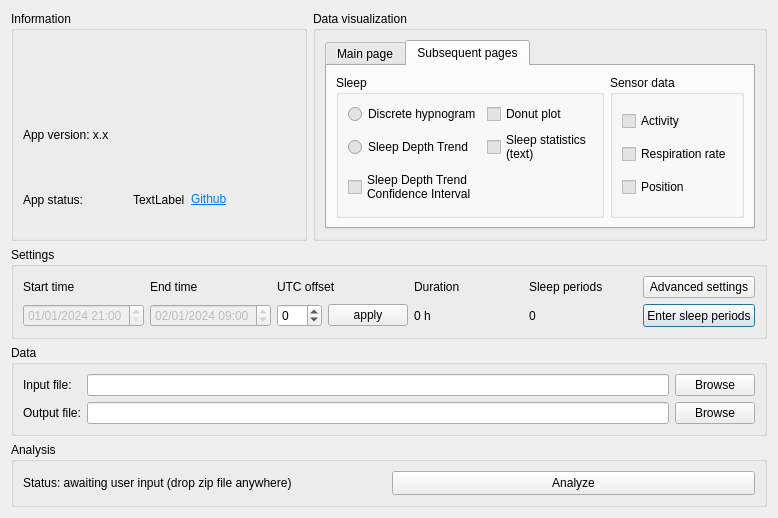
Qt form src/Frontend/Frontend/main_window.ui (matiashaggman/NAPPA-ISA) before a commit.
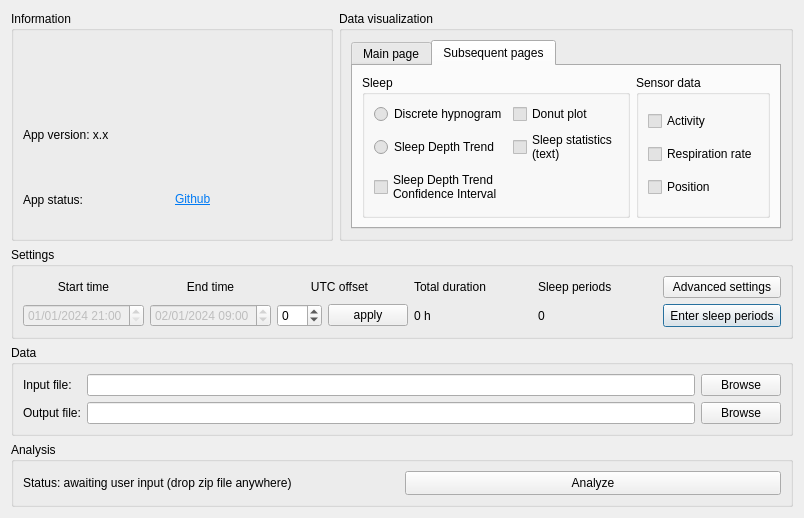
The same form after that commit. Icons and pictures are not drawn.

```diff
--- a/src/Frontend/Frontend/main_window.ui
+++ b/src/Frontend/Frontend/main_window.ui
@@ -9,7 +9,7 @@
    <rect>
     <x>0</x>
     <y>0</y>
-    <width>778</width>
+    <width>804</width>
     <height>518</height>
    </rect>
   </property>
@@ -49,7 +49,14 @@
       <string>Information</string>
      </property>
      <layout class="QGridLayout" name="gridLayout_4">
-      <item row="2" column="2">
+      <item row="2" column="0">
+       <widget class="QLabel" name="appStatusLabel">
+        <property name="text">
+         <string>App status:</string>
+        </property>
+       </widget>
+      </item>
+      <item row="2" column="1">
        <widget class="QLabel" name="githubLabel">
         <property name="sizePolicy">
          <sizepolicy hsizetype="MinimumExpanding" vsizetype="Preferred">
@@ -81,13 +88,6 @@
         </property>
        </widget>
       </item>
-      <item row="2" column="0">
-       <widget class="QLabel" name="appStatusLabel">
-        <property name="text">
-         <string>App status:</string>
-        </property>
-       </widget>
-      </item>
       <item row="1" column="0">
        <widget class="QLabel" name="appVersionLabel">
         <property name="sizePolicy">
@@ -101,13 +101,6 @@
         </property>
        </widget>
       </item>
-      <item row="2" column="1">
-       <widget class="QLabel" name="label">
-        <property name="text">
-         <string>TextLabel</string>
-        </property>
-       </widget>
-      </item>
      </layout>
     </widget>
    </item>
@@ -534,7 +527,7 @@
          </sizepolicy>
         </property>
         <property name="text">
-         <string>End time</string>
+         <string>&lt;html&gt;&lt;head/&gt;&lt;body&gt;&lt;p align=&quot;center&quot;&gt;End time&lt;/p&gt;&lt;/body&gt;&lt;/html&gt;</string>
         </property>
        </widget>
       </item>
@@ -586,7 +579,7 @@
          </sizepolicy>
         </property>
         <property name="text">
-         <string>Duration</string>
+         <string>Total duration</string>
         </property>
        </widget>
       </item>
@@ -602,7 +595,7 @@
          <enum>Qt::LayoutDirection::LeftToRight</enum>
         </property>
         <property name="text">
-         <string>UTC offset</string>
+         <string>&lt;html&gt;&lt;head/&gt;&lt;body&gt;&lt;p align=&quot;center&quot;&gt;UTC offset&lt;/p&gt;&lt;/body&gt;&lt;/html&gt;</string>
         </property>
        </widget>
       </item>
@@ -671,7 +664,7 @@
          </sizepolicy>
         </property>
         <property name="text">
-         <string>Start time</string>
+         <string>&lt;html&gt;&lt;head/&gt;&lt;body&gt;&lt;p align=&quot;center&quot;&gt;Start time&lt;/p&gt;&lt;/body&gt;&lt;/html&gt;</string>
         </property>
        </widget>
       </item>
```
